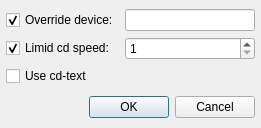
This is src/plugins/Input/cdaudio/settingsdialog.ui in ksv1986/qmmp-staging as Qt 5 draws it before an edit. The edited form follows.
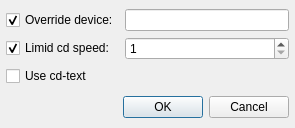
This is the edited form.

Diff of the .ui file:
```diff
--- a/src/plugins/Input/cdaudio/settingsdialog.ui
+++ b/src/plugins/Input/cdaudio/settingsdialog.ui
@@ -5,7 +5,7 @@
    <rect>
     <x>0</x>
     <y>0</y>
-    <width>261</width>
+    <width>295</width>
     <height>128</height>
    </rect>
   </property>
```
